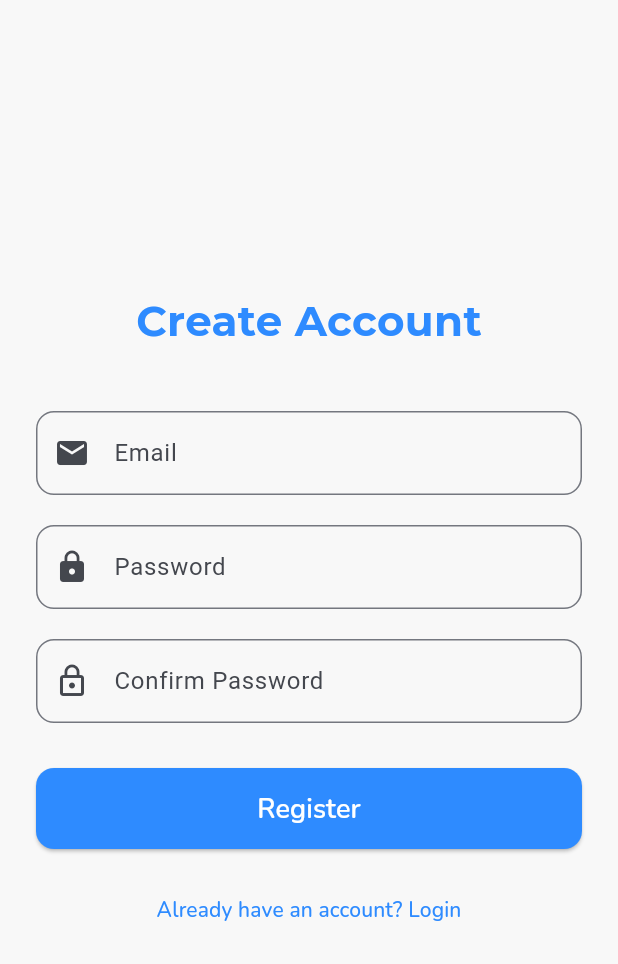
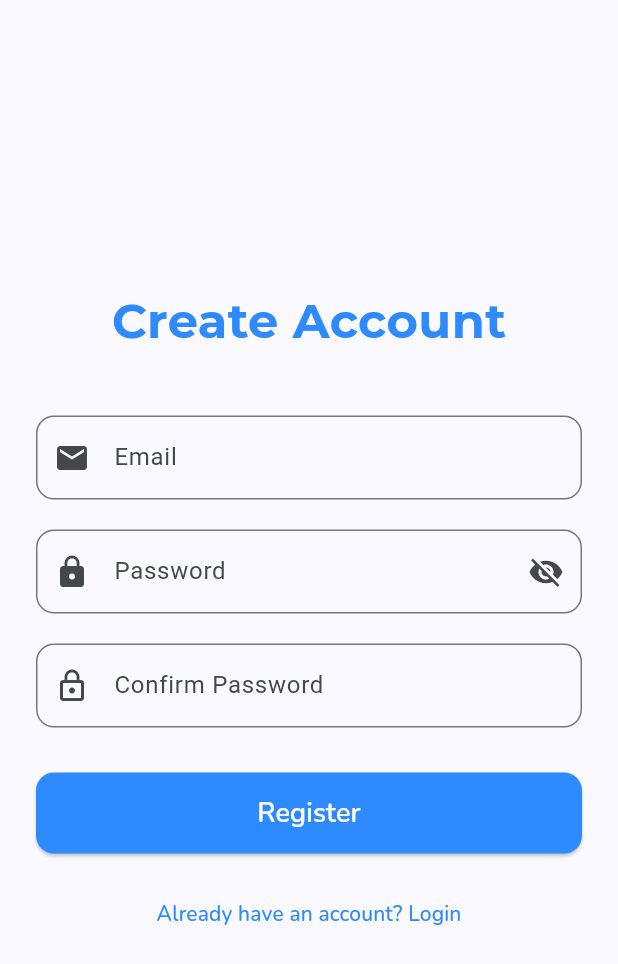
Before and after one commit to abhi96088/Noob-Chat, a Flutter app: the screen it shows after launch, after a tap on "Don't have an account? Register Now", on a phone screen of 412 x 824 dp. Shown: the top 964 px of the screen. Run offline on Flutter 3.47's test engine with Material 3 defaults, Android fonts, the phone set to English and light mode, and no system bars; our stand-ins replace cloud_firestore, firebase_auth, firebase_core, google_fonts, google_sign_in; accounts and stored records are empty.

Commit message:
Improve code re-usability and implement state management on login and register screens

```diff
--- a/lib/main.dart
+++ b/lib/main.dart
@@ -1,16 +1,23 @@
 import 'package:firebase_core/firebase_core.dart';
 import 'package:flutter/material.dart';
+import 'package:noob_chat/providers/flag_provider.dart';
 import 'package:noob_chat/screens/chat_screen.dart';
 import 'package:noob_chat/screens/home_screen.dart';
 import 'package:noob_chat/screens/login_screen.dart';
 import 'package:noob_chat/screens/register_screen.dart';
 import 'package:noob_chat/screens/splash_screen.dart';
 import 'package:noob_chat/utils/app_colors.dart';
+import 'package:provider/provider.dart';
 
 void main() async{
   WidgetsFlutterBinding.ensureInitialized();
   await Firebase.initializeApp();
-  runApp(const MyApp());
+  runApp(
+      MultiProvider(providers: [
+ChangeNotifierProvider(create: (context) => FlagProvider())
+      ],
+        child: const MyApp()),
+      );
 }
 
 class MyApp extends StatelessWidget {
--- /dev/null
+++ b/lib/providers/flag_provider.dart
@@ -0,0 +1,21 @@
+import 'package:flutter/cupertino.dart';
+
+class FlagProvider extends ChangeNotifier{
+
+  bool _isLoading = false;
+  bool _isVisible = false;
+
+  bool get isLoading => _isLoading;
+  bool get isVisible => _isVisible;
+
+  void toggleLoading(){
+    _isLoading = !_isLoading;
+    notifyListeners();
+  }
+
+  void toggleVisibility(){
+    _isVisible = !_isVisible;
+    notifyListeners();
+  }
+
+}
--- a/lib/screens/login_screen.dart
+++ b/lib/screens/login_screen.dart
@@ -1,6 +1,13 @@
 import 'package:flutter/material.dart';
 import 'package:google_fonts/google_fonts.dart';
+import 'package:noob_chat/providers/flag_provider.dart';
 import 'package:noob_chat/screens/register_screen.dart';
+import 'package:noob_chat/utils/app_colors.dart';
+import 'package:noob_chat/widget/custom_buttons.dart';
+import 'package:noob_chat/widget/custom_snackbar.dart';
+import 'package:noob_chat/widget/custom_textfield.dart';
+import 'package:noob_chat/widget/custom_texts.dart';
+import 'package:provider/provider.dart';
 import '../services/auth_service.dart';
 
 class LoginScreen extends StatefulWidget {
@@ -11,48 +18,50 @@ class LoginScreen extends StatefulWidget {
 }
 
 class _LoginScreenState extends State<LoginScreen> {
+  // controllers to handle text fields
   final TextEditingController emailController = TextEditingController();
   final TextEditingController passwordController = TextEditingController();
 
-  bool isLoading = false;
-
-  void handleLogin() async {
-    setState(() => isLoading = true);
+  ///______________________ Function to handle login ____________________________///
+  void handleLogin(FlagProvider provider) async {
+    provider.toggleLoading();
 
     final user = await AuthService().signIn(
       emailController.text.trim(),
       passwordController.text.trim(),
     );
 
-    setState(() => isLoading = false);
+    provider.toggleLoading();
 
     if (user != null) {
       Navigator.pushReplacementNamed(context, '/home');
     } else {
-      ScaffoldMessenger.of(context).showSnackBar(
-        SnackBar(content: Text('Login failed. Please check credentials.')),
-      );
+      CustomSnackBar.showSnackBar(
+          context: context, message: 'Login failed. Please check credentials.');
     }
   }
 
-  void handleGoogleLogin() async {
-    setState(() => isLoading = true);
+  ///______________________ Function to handle login through google ____________________________///
+  void handleGoogleLogin(FlagProvider provider) async {
+    provider.toggleLoading();
+
     final user = await AuthService().signInWithGoogle();
-    setState(() => isLoading = false);
+
+    provider.toggleLoading();
 
     if (user != null) {
-      // Navigate to chat/home screen
+      Navigator.pushReplacementNamed(context, '/home');
     } else {
-      ScaffoldMessenger.of(context).showSnackBar(
-        SnackBar(content: Text('Google Sign-In failed')),
-      );
+      CustomSnackBar.showSnackBar(
+          context: context, message: 'Google Sign-In failed');
     }
   }
 
   @override
   Widget build(BuildContext context) {
+    final provider = context.watch<FlagProvider>();
+
     return Scaffold(
-      backgroundColor: const Color(0xFFF8F8F8),
       body: SafeArea(
         child: Center(
           child: SingleChildScrollView(
@@ -60,72 +69,34 @@ class _LoginScreenState extends State<LoginScreen> {
             child: Column(
               crossAxisAlignment: CrossAxisAlignment.center,
               children: [
-                Text(
-                  'Noob Chat',
-                  style: GoogleFonts.montserrat(
-                    fontSize: 32,
-                    fontWeight: FontWeight.w700,
-                    color: const Color(0xFF2E8BFF),
-                  ),
-                ),
+                CustomText.titleText(text: "Login"),
                 const SizedBox(height: 40),
-                TextField(
+                CustomTextField(
                   controller: emailController,
-                  decoration: InputDecoration(
-                    labelText: 'Email',
-                    border: OutlineInputBorder(
-                      borderRadius: BorderRadius.circular(12),
-                    ),
-                    prefixIcon: const Icon(Icons.email),
-                  ),
+                  labelText: "Email",
+                  icon: Icon(Icons.email),
                 ),
                 const SizedBox(height: 20),
-                TextField(
+                CustomTextField(
                   controller: passwordController,
-                  obscureText: true,
-                  decoration: InputDecoration(
-                    labelText: 'Password',
-                    border: OutlineInputBorder(
-                      borderRadius: BorderRadius.circular(12),
-                    ),
-                    prefixIcon: const Icon(Icons.lock),
-                  ),
+                  labelText: "Password",
+                  icon: Icon(Icons.lock),
+                  isPassword: true,
                 ),
                 const SizedBox(height: 30),
-                SizedBox(
-                  width: double.infinity,
-                  child: ElevatedButton(
-                    onPressed: handleLogin,
-                    style: ElevatedButton.styleFrom(
-                      backgroundColor: const Color(0xFF2E8BFF),
-                      padding: const EdgeInsets.symmetric(vertical: 14),
-                      shape: RoundedRectangleBorder(
-                        borderRadius: BorderRadius.circular(12),
-                      ),
-                    ),
-                    child: isLoading
+                CustomButtons.primaryButton(
+                    child: provider.isLoading
                         ? const CircularProgressIndicator(color: Colors.white)
-                        : Text(
-                      'Login',
-                      style: GoogleFonts.nunito(
-                        fontSize: 18,
-                        fontWeight: FontWeight.w600,
-                        color: Colors.white,
-                      ),
-                    ),
-                  ),
-                ),
+                        : CustomText.labelText(text: "Login"),
+                    onPressed: () => handleLogin(provider)),
                 const SizedBox(height: 16),
-                Text(
-                  'or',
-                  style: GoogleFonts.nunito(fontSize: 14),
-                ),
+                CustomText.paragraph(text: "Or"),
                 const SizedBox(height: 16),
                 SizedBox(
                   width: double.infinity,
                   child: OutlinedButton.icon(
-                    icon: const Icon(Icons.g_mobiledata, size: 28),
-                    onPressed: handleGoogleLogin,
+                    icon: const Icon(Icons.g_mobiledata, size: 30),
+                    onPressed: () => handleGoogleLogin(provider),
                     style: OutlinedButton.styleFrom(
                       padding: const EdgeInsets.symmetric(vertical: 14),
                       side: const BorderSide(color: Color(0xFF2E8BFF)),
@@ -133,29 +104,19 @@ class _LoginScreenState extends State<LoginScreen> {
                         borderRadius: BorderRadius.circular(12),
                       ),
                     ),
-                    label: Text(
-                      'Continue with Google',
-                      style: GoogleFonts.nunito(
-                        fontSize: 16,
-                        fontWeight: FontWeight.w500,
-                        color: const Color(0xFF2E8BFF),
-                      ),
+                    label: CustomText.labelText(text: "Continue with Google", color: AppColors.primaryColor
                     ),
                   ),
                 ),
                 const SizedBox(height: 16),
                 TextButton(
                   onPressed: () {
-                    Navigator.pushReplacement(context, MaterialPageRoute(builder: (context) => RegisterScreen()));
+                    Navigator.pushReplacement(
+                        context,
+                        MaterialPageRoute(
+                            builder: (context) => RegisterScreen()));
                   },
-                  child: Text(
-                    "Don't have an account? Register Now",
-                    style: GoogleFonts.nunito(
-                      fontSize: 14,
-                      fontWeight: FontWeight.w500,
-                      color: const Color(0xFF2E8BFF),
-                    ),
-                  ),
+                  child: CustomText.paragraph(text: "Don't have an account? Register Now", color: AppColors.primaryColor)
                 ),
               ],
             ),
--- a/lib/screens/register_screen.dart
+++ b/lib/screens/register_screen.dart
@@ -1,6 +1,13 @@
 import 'package:flutter/material.dart';
 import 'package:google_fonts/google_fonts.dart';
+import 'package:noob_chat/providers/flag_provider.dart';
 import 'package:noob_chat/screens/login_screen.dart';
+import 'package:noob_chat/utils/app_colors.dart';
+import 'package:noob_chat/widget/custom_buttons.dart';
+import 'package:noob_chat/widget/custom_snackbar.dart';
+import 'package:noob_chat/widget/custom_textfield.dart';
+import 'package:noob_chat/widget/custom_texts.dart';
+import 'package:provider/provider.dart';
 import '../services/auth_service.dart';
 
 class RegisterScreen extends StatefulWidget {
@@ -11,127 +18,83 @@ class RegisterScreen extends StatefulWidget {
 }
 
 class _RegisterScreenState extends State<RegisterScreen> {
+  // controllers to handle text inside text fields
   final TextEditingController emailController = TextEditingController();
   final TextEditingController passwordController = TextEditingController();
   final TextEditingController confirmController = TextEditingController();
 
-  bool isLoading = false;
-
-  void handleRegister() async {
+  ///______________________ Function to handle user registration ____________________________///
+  void handleRegister(FlagProvider provider) async {
     final email = emailController.text.trim();
     final password = passwordController.text.trim();
     final confirm = confirmController.text.trim();
 
     if (password != confirm) {
-      ScaffoldMessenger.of(context).showSnackBar(
-        const SnackBar(content: Text('Passwords do not match')),
-      );
+      CustomSnackBar.showSnackBar(
+          context: context, message: 'Passwords do not match');
       return;
     }
 
-    setState(() => isLoading = true);
+    provider.toggleLoading();
+
     final user = await AuthService().register(email, password);
-    setState(() => isLoading = false);
+
+    provider.toggleLoading();
 
     if (user != null) {
-      // Navigate to home/chat screen
+      Navigator.pushReplacementNamed(context, '/home');
     } else {
-      ScaffoldMessenger.of(context).showSnackBar(
-        const SnackBar(content: Text('Registration failed')),
-      );
+      CustomSnackBar.showSnackBar(
+          context: context, message: 'Registration failed');
     }
   }
 
   @override
   Widget build(BuildContext context) {
+    final provider = context.watch<FlagProvider>();
+
     return Scaffold(
-      backgroundColor: const Color(0xFFF8F8F8),
       body: SafeArea(
         child: Center(
           child: SingleChildScrollView(
             padding: const EdgeInsets.all(24),
             child: Column(
               children: [
-                Text(
-                  'Create Account',
-                  style: GoogleFonts.montserrat(
-                    fontSize: 28,
-                    fontWeight: FontWeight.w700,
-                    color: const Color(0xFF2E8BFF),
-                  ),
+                CustomText.titleText(
+                  text: 'Create Account',
                 ),
                 const SizedBox(height: 40),
-                TextField(
+                CustomTextField(
                   controller: emailController,
-                  decoration: InputDecoration(
-                    labelText: 'Email',
-                    prefixIcon: const Icon(Icons.email),
-                    border: OutlineInputBorder(
-                      borderRadius: BorderRadius.circular(12),
-                    ),
-                  ),
+                  labelText: "Email",
+                  icon: Icon(Icons.email),
                 ),
                 const SizedBox(height: 20),
-                TextField(
+                CustomTextField(
                   controller: passwordController,
-                  obscureText: true,
-                  decoration: InputDecoration(
-                    labelText: 'Password',
-                    prefixIcon: const Icon(Icons.lock),
-                    border: OutlineInputBorder(
-                      borderRadius: BorderRadius.circular(12),
-                    ),
-                  ),
+                  labelText: "Password",
+                  icon: Icon(Icons.lock),
+                  isPassword: true,
                 ),
                 const SizedBox(height: 20),
-                TextField(
+                CustomTextField(
                   controller: confirmController,
-                  obscureText: true,
-                  decoration: InputDecoration(
-                    labelText: 'Confirm Password',
-                    prefixIcon: const Icon(Icons.lock_outline),
-                    border: OutlineInputBorder(
-                      borderRadius: BorderRadius.circular(12),
-                    ),
-                  ),
+                  labelText: "Confirm Password",
+                  icon: Icon(Icons.lock_outline),
                 ),
                 const SizedBox(height: 30),
-                SizedBox(
-                  width: double.infinity,
-                  child: ElevatedButton(
-                    onPressed: handleRegister,
-                    style: ElevatedButton.styleFrom(
-                      backgroundColor: const Color(0xFF2E8BFF),
-                      padding: const EdgeInsets.symmetric(vertical: 14),
-                      shape: RoundedRectangleBorder(
-                        borderRadius: BorderRadius.circular(12),
-                      ),
-                    ),
-                    child: isLoading
+                CustomButtons.primaryButton(
+                    onPressed: () => handleRegister(provider),
+                    child: provider.isLoading
                         ? const CircularProgressIndicator(color: Colors.white)
-                        : Text(
-                      'Register',
-                      style: GoogleFonts.nunito(
-                        fontSize: 18,
-                        fontWeight: FontWeight.w600,
-                        color: Colors.white,
-                      ),
-                    ),
-                  ),
-                ),
+                        : CustomText.labelText(text: "Register")),
                 const SizedBox(height: 16),
                 TextButton(
                   onPressed: () {
-                    Navigator.pushReplacement(context, MaterialPageRoute(builder: (context) => LoginScreen()));
+                    Navigator.pushReplacement(context,
+                        MaterialPageRoute(builder: (context) => LoginScreen()));
                   },
-                  child: Text(
-                    'Already have an account? Login',
-                    style: GoogleFonts.nunito(
-                      fontSize: 14,
-                      fontWeight: FontWeight.w500,
-                      color: const Color(0xFF2E8BFF),
-                    ),
-                  ),
+                  child: CustomText.paragraph(text: 'Already have an account? Login', color: AppColors.primaryColor)
                 ),
               ],
             ),
--- /dev/null
+++ b/lib/widget/custom_buttons.dart
@@ -0,0 +1,21 @@
+import 'package:flutter/material.dart';
+
+class CustomButtons{
+
+  static SizedBox primaryButton({required Widget child, required VoidCallback onPressed}){
+    return SizedBox(
+      width: double.infinity,
+      child: ElevatedButton(
+        onPressed: (){onPressed;},
+        style: ElevatedButton.styleFrom(
+          backgroundColor: const Color(0xFF2E8BFF),
+          padding: const EdgeInsets.symmetric(vertical: 14),
+          shape: RoundedRectangleBorder(
+            borderRadius: BorderRadius.circular(12),
+          ),
+        ),
+        child: child,
+      ),
+    );
+  }
+}
--- /dev/null
+++ b/lib/widget/custom_snackbar.dart
@@ -0,0 +1,10 @@
+import 'package:flutter/material.dart';
+
+class CustomSnackBar{
+
+  static void showSnackBar({required BuildContext context, required String message}){
+    ScaffoldMessenger.of(context).showSnackBar(
+      SnackBar(content: Text(message)),
+    );
+  }
+}
--- /dev/null
+++ b/lib/widget/custom_textfield.dart
@@ -0,0 +1,37 @@
+import 'package:flutter/material.dart';
+import 'package:noob_chat/providers/flag_provider.dart';
+import 'package:noob_chat/utils/app_colors.dart';
+import 'package:provider/provider.dart';
+
+class CustomTextField extends StatelessWidget {
+
+  final TextEditingController controller;
+  final String labelText;
+  final Icon? icon;
+  final bool? isPassword;
+
+  const CustomTextField({super.key, required this.controller, required this.labelText, this.icon, this.isPassword});
+
+  @override
+  Widget build(BuildContext context) {
+
+    final provider = context.watch<FlagProvider>();
+
+    return TextField(
+      controller: controller,
+      obscureText: provider.isVisible,
+      decoration: InputDecoration(
+        labelText: labelText,
+        border: OutlineInputBorder(
+          borderRadius: BorderRadius.circular(12),
+        ),
+        focusedBorder: OutlineInputBorder(
+          borderRadius: BorderRadius.circular(12),
+          borderSide: BorderSide(color: AppColors.primaryColor, width: 2)
+        ),
+        prefixIcon: icon,
+        suffixIcon: isPassword == true ? IconButton(onPressed: (){provider.toggleVisibility();}, icon: provider.isVisible ? Icon(Icons.visibility) : Icon(Icons.visibility_off)) : null
+      ),
+    );
+  }
+}
--- /dev/null
+++ b/lib/widget/custom_texts.dart
@@ -0,0 +1,39 @@
+import 'package:flutter/material.dart';
+import 'package:google_fonts/google_fonts.dart';
+import 'package:noob_chat/utils/app_colors.dart';
+
+class CustomText{
+
+  static Text titleText ({required String text, Color? color}){
+    return Text(
+      text,
+      style: GoogleFonts.montserrat(
+        fontSize: 32,
+        fontWeight: FontWeight.w700,
+        color: color ?? AppColors.primaryColor,
+      ),
+    );
+  }
+
+  static Text labelText ({required String text, Color? color}){
+    return Text(
+        text,
+        style: GoogleFonts.nunito(
+        fontSize: 18,
+        fontWeight: FontWeight.w600,
+        color: color ?? Colors.white,
+        )
+    );
+  }
+
+  static Text paragraph ({required String text, Color? color}){
+    return Text(
+      text,
+      style: GoogleFonts.nunito(
+        fontSize: 14,
+        fontWeight: FontWeight.w500,
+        color: color ?? Colors.black,
+      ),
+    );
+  }
+}
```
